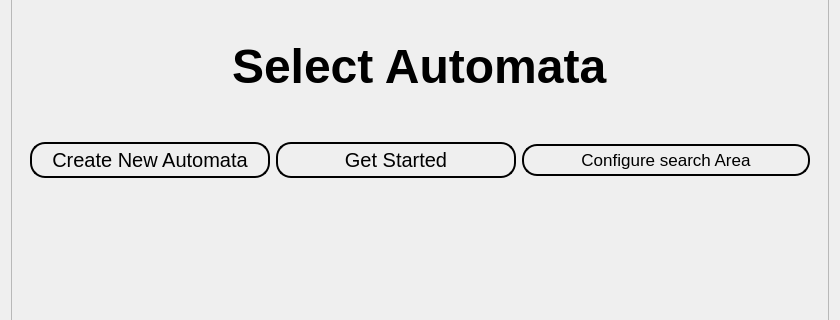
Achu-Worifung/quickMove, file ui/intro.ui: the form before one commit; both pictures show x 0 to 840 and y 262 to 582 of the 840 by 699 pixel window.
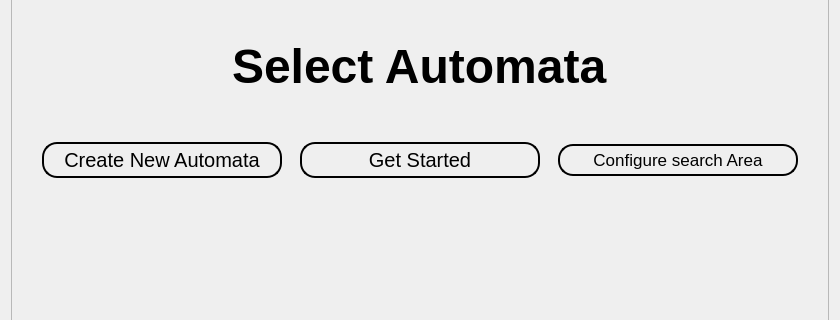
The form after the commit.

Patch:
```diff
--- a/ui/intro.ui
+++ b/ui/intro.ui
@@ -130,6 +130,15 @@
           </item>
           <item row="4" column="2">
            <widget class="QPushButton" name="search_area">
+            <property name="maximumSize">
+             <size>
+              <width>240</width>
+              <height>16777215</height>
+             </size>
+            </property>
+            <property name="cursor">
+             <cursorShape>PointingHandCursor</cursorShape>
+            </property>
             <property name="styleSheet">
              <string notr="true">
     border-style: outset;
```
Left out of the diff: 6 changed lines with no effect on the pictures.
